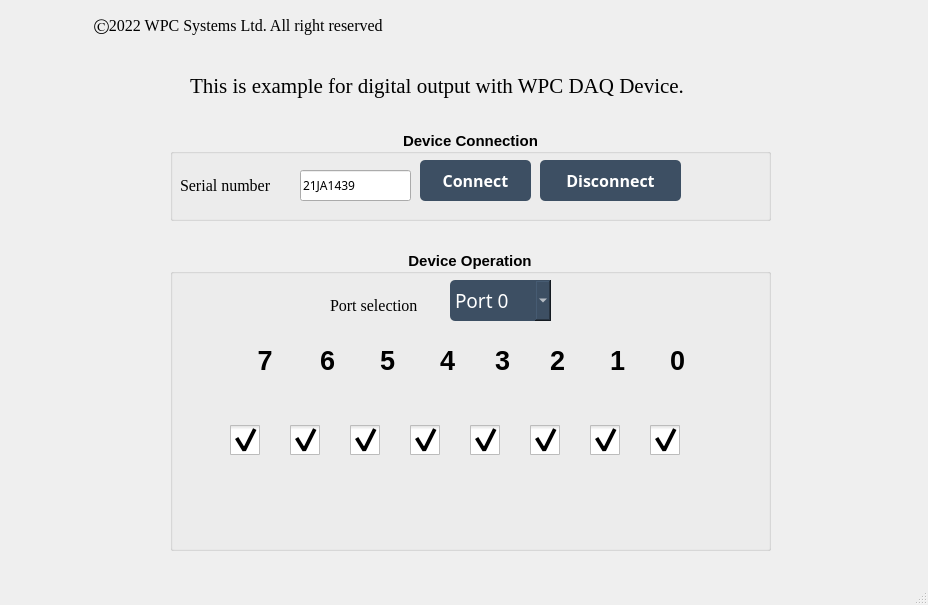
First picture: the form in Examples/GUI/DIO/Example_digital_output/UI_design/example_GUI_Digital_Output.ui, repository WPC-Systems-Ltd/WPC_Python_driver_release, before the edit.
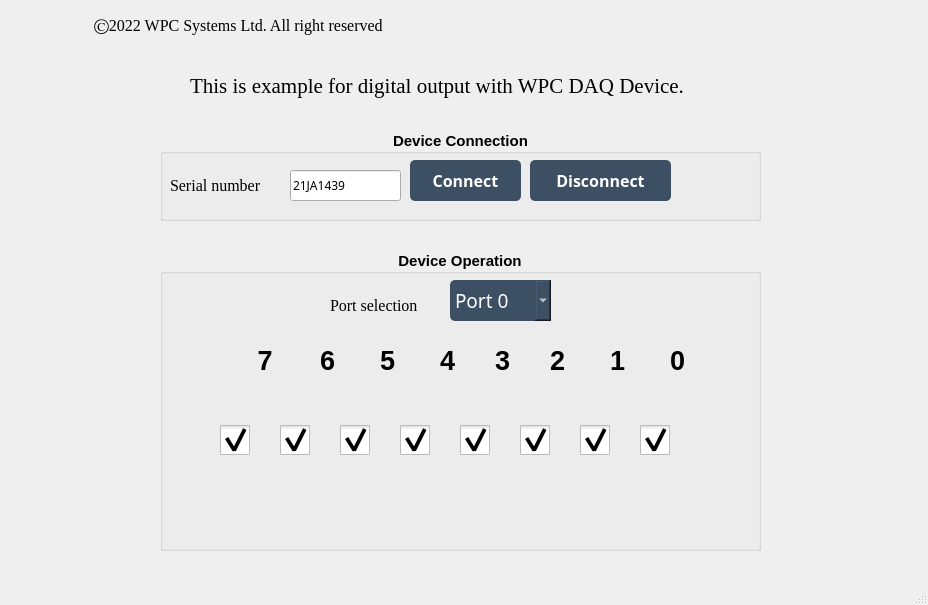
Second picture: the form after the edit. Icons and pictures are not drawn.

```diff
--- a/Examples/GUI/DIO/Example_digital_output/UI_design/example_GUI_Digital_Output.ui
+++ b/Examples/GUI/DIO/Example_digital_output/UI_design/example_GUI_Digital_Output.ui
@@ -220,7 +220,7 @@
      <rect>
       <x>190</x>
       <y>70</y>
-      <width>651</width>
+      <width>631</width>
       <height>31</height>
      </rect>
     </property>
@@ -237,7 +237,7 @@
    <widget class="QGroupBox" name="groupBox_connection">
     <property name="geometry">
      <rect>
-      <x>170</x>
+      <x>160</x>
       <y>130</y>
       <width>601</width>
       <height>91</height>
@@ -657,7 +657,7 @@
    <widget class="QGroupBox" name="groupBox_docontrol">
     <property name="geometry">
      <rect>
-      <x>170</x>
+      <x>160</x>
       <y>250</y>
       <width>601</width>
       <height>301</height>
```
